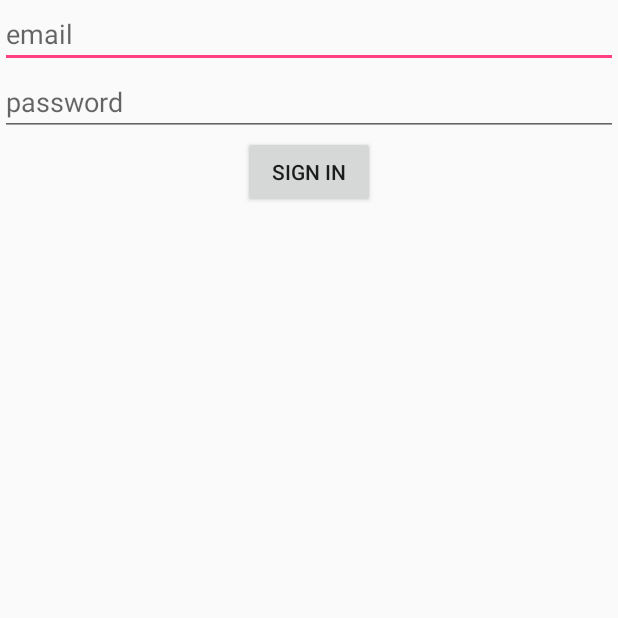
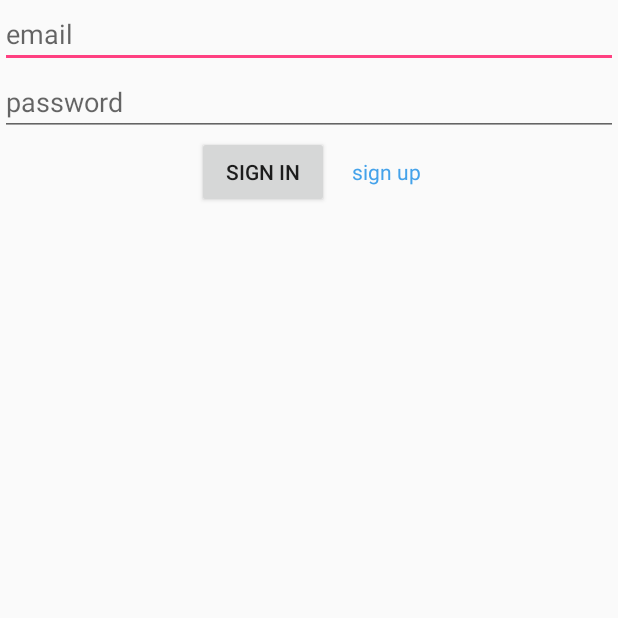
Before and after one commit to octaviangrozman/AndroidProject, an Android app: the screen it shows after launch (SignInActivity), on a phone screen of 412 x 824 dp, the top half of it. Run offline under Robolectric (Android 15) with nearby library versions, the phone set to English and light mode, and no system bars; our stand-ins replace Firebase (no records; nobody signed in at launch, a user with empty details on screens opened directly).

```diff
--- a/app/src/main/java/com/example/octav/androidproject/SignInActivity.java
+++ b/app/src/main/java/com/example/octav/androidproject/SignInActivity.java
@@ -114,4 +114,8 @@ public class SignInActivity extends AppCompatActivity {
         if (mAuthListener != null)
             mAuth.removeAuthStateListener(mAuthListener);
     }
+
+    public void goToSignUp(View view) {
+        startActivity(new Intent(this, SignUpActivity.class));
+    }
 }
--- a/app/src/main/java/com/example/octav/androidproject/SignUpActivity.java
+++ b/app/src/main/java/com/example/octav/androidproject/SignUpActivity.java
@@ -105,4 +105,6 @@ public class SignUpActivity extends AppCompatActivity {
         if (mAuthListener != null)
             mAuth.removeAuthStateListener(mAuthListener);
     }
+
+
 }
--- a/app/src/main/res/layout/activity_sign_in.xml
+++ b/app/src/main/res/layout/activity_sign_in.xml
@@ -24,13 +24,30 @@
 
         />
 
-    <Button
-        android:layout_width="wrap_content"
+    <LinearLayout
+        android:layout_width="match_parent"
         android:layout_height="wrap_content"
-        android:text="@string/sign_in"
-        android:id="@+id/signIn"
-        android:layout_gravity="center"
-        />
+        android:orientation="horizontal"
+        android:gravity="center"
+        >
+
+        <Button
+            android:layout_width="wrap_content"
+            android:layout_height="wrap_content"
+            android:text="@string/sign_in"
+            android:id="@+id/signIn"
+            />
+
+        <TextView
+            android:layout_width="wrap_content"
+            android:layout_height="wrap_content"
+            android:text="sign up"
+            android:textColor="#44a2ea"
+            android:onClick="goToSignUp"
+            android:layout_marginLeft="15dp"/>
 
 
+
+    </LinearLayout>
+
 </LinearLayout>
--- a/app/src/main/res/layout/activity_sign_up.xml
+++ b/app/src/main/res/layout/activity_sign_up.xml
@@ -33,5 +33,4 @@
          />
 
 
-
 </LinearLayout>
```
